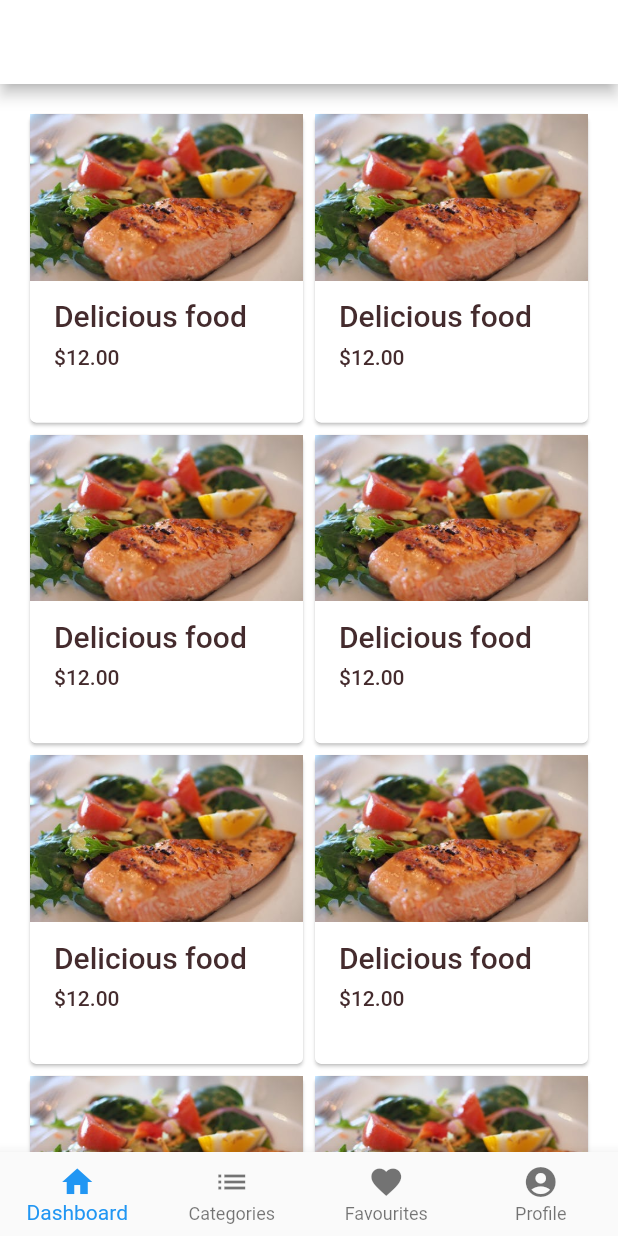
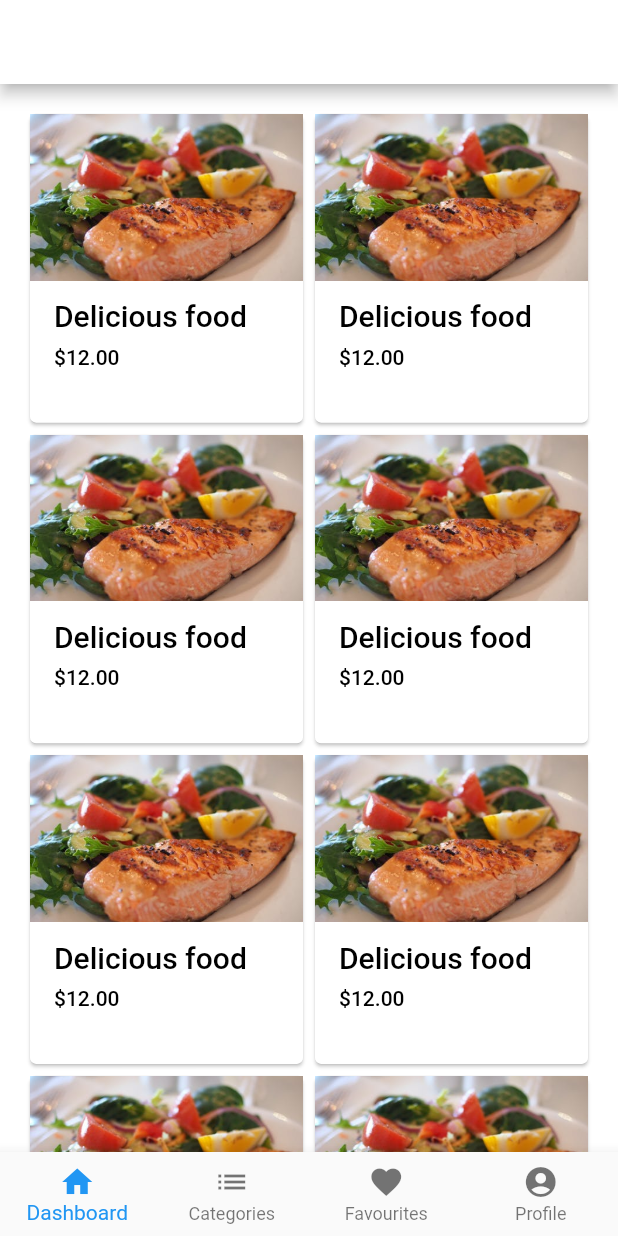
Before and after one commit to yadaniyil/shopio, a Flutter app: the screen it shows after launch, after a tap on "CONTINUE", on a phone screen of 412 x 824 dp. Run offline on Flutter 3.47's test engine with Material 2 defaults, Android fonts, the phone set to English and light mode, and no system bars; statements that could not run were skipped.

Commit message:
Some colors refactoring

```diff
--- a/lib/app.dart
+++ b/lib/app.dart
@@ -16,7 +16,7 @@ class _ShopAppState extends State<ShopApp> {
   Widget build(BuildContext context) {
     return MaterialApp(
       title: 'Shop',
-      theme: _kShopTheme,
+      theme: shopTheme,
       home: StartScreen(),
       routes: <String, WidgetBuilder>{
         '/home': (BuildContext context) => HomeScreen(),
@@ -27,18 +27,18 @@ class _ShopAppState extends State<ShopApp> {
   }
 }
 
-final ThemeData _kShopTheme = _buildShopTheme();
+final ThemeData shopTheme = _buildShopTheme();
 
 ThemeData _buildShopTheme() {
   final ThemeData base = ThemeData.light();
   return base.copyWith(
-    accentColor: Colors.blueAccent,
+    accentColor: secondaryColor,
     primaryColor: Colors.white,
-    buttonColor: kShrinePink100,
-    scaffoldBackgroundColor: kShrineBackgroundWhite,
-    cardColor: kShrineBackgroundWhite,
-    textSelectionColor: kShrinePink100,
-    errorColor: kShrineErrorRed,
+    buttonColor: secondaryColor,
+    scaffoldBackgroundColor: Colors.white,
+    cardColor: Colors.white,
+    textSelectionColor: textSelectionColor,
+    errorColor: errorRedColor,
     textTheme: _buildShopTextTheme(base.textTheme),
     primaryTextTheme: _buildShopTextTheme(base.primaryTextTheme),
     accentTextTheme: _buildShopTextTheme(base.accentTextTheme),
@@ -61,7 +61,7 @@ TextTheme _buildShopTextTheme(TextTheme base) {
         ),
       )
       .apply(
-        displayColor: kShrineBrown900,
-        bodyColor: kShrineBrown900,
+        displayColor: Colors.black,
+        bodyColor: Colors.black,
       );
 }
--- a/lib/screens/home/home_screen.dart
+++ b/lib/screens/home/home_screen.dart
@@ -48,6 +48,7 @@ class _HomeScreenState extends State<HomeScreen> {
     return Scaffold(
       body: _homeScreenItems[_currentBottomBarIndex].content,
       bottomNavigationBar: BottomNavigationBar(
+        fixedColor: Colors.blue,
         type: BottomNavigationBarType.fixed,
         currentIndex: _currentBottomBarIndex,
         items: _homeScreenItems
```
Also changed, not shown: lib/colors.dart (+7 -11 lines).
